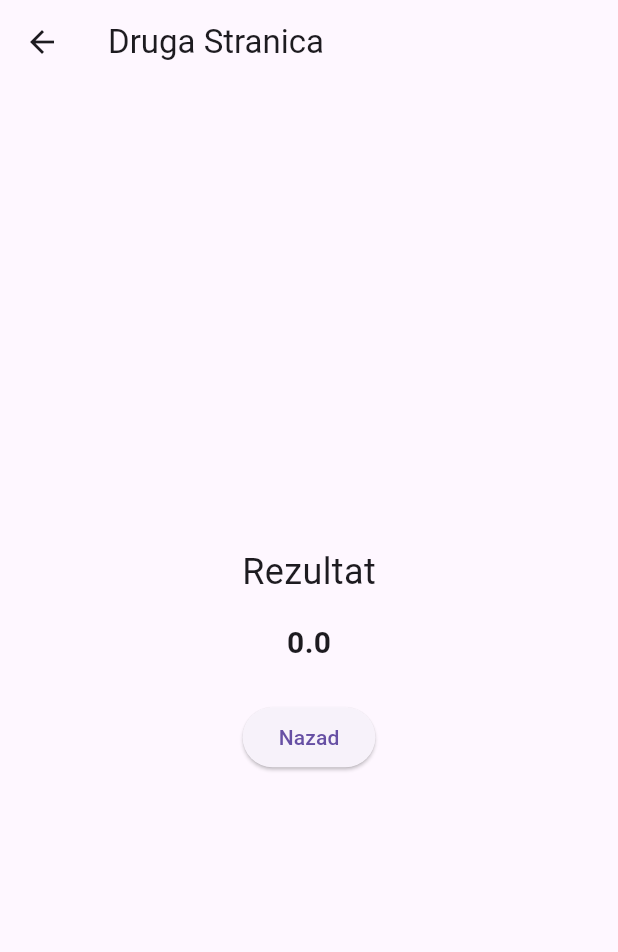
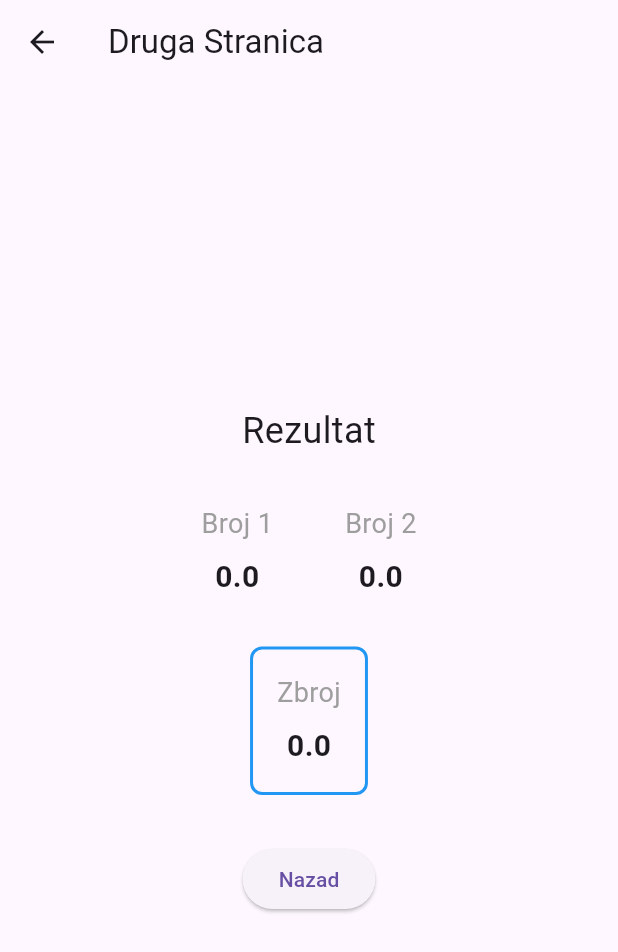
Before and after one commit to tojaku-classroom/flutter-platforma-3, a Flutter app: the SecondScreen screen opened directly with empty values, on a phone screen of 412 x 824 dp. Shown: the top 952 px of the screen. Run offline on Flutter 3.47's test engine with Material 3 defaults, Android fonts, the light colour scheme and no system bars.

Commit message:
Uređivanje rezultata

```diff
--- a/lib/main.dart
+++ b/lib/main.dart
@@ -127,10 +127,23 @@ class SecondScreen extends StatelessWidget {
 
   const SecondScreen({super.key, required this.number1, required this.number2});
 
+  double get sum => number1 + number2;
+
+  Widget _buildResultItem(String label, double value) {
+    return Column(
+      children: [
+        Text(label, style: const TextStyle(fontSize: 18, color: Colors.grey)),
+        const SizedBox(height: 8),
+        Text(
+          '$value',
+          style: const TextStyle(fontSize: 20, fontWeight: FontWeight.bold),
+        ),
+      ],
+    );
+  }
+
   @override
   Widget build(BuildContext context) {
-    double sum = number1 + number2;
-
     return Scaffold(
       appBar: AppBar(title: const Text('Druga Stranica')),
       body: Center(
@@ -138,12 +151,25 @@ class SecondScreen extends StatelessWidget {
           mainAxisAlignment: MainAxisAlignment.center,
           children: [
             const Text('Rezultat', style: TextStyle(fontSize: 24)),
-            const SizedBox(height: 16),
-            Text(
-              '$sum',
-              style: const TextStyle(fontSize: 20, fontWeight: FontWeight.bold),
+            const SizedBox(height: 32),
+            Row(
+              mainAxisAlignment: MainAxisAlignment.center,
+              children: [
+                _buildResultItem('Broj 1', number1),
+                const SizedBox(width: 48),
+                _buildResultItem('Broj 2', number2),
+              ],
             ),
-            const SizedBox(height: 24),
+            const SizedBox(height: 32),
+            Container(
+              padding: const EdgeInsets.all(16),
+              decoration: BoxDecoration(
+                border: Border.all(color: Colors.blue, width: 2),
+                borderRadius: BorderRadius.circular(8)
+              ),
+              child: _buildResultItem('Zbroj', sum),
+            ),
+            const SizedBox(height: 32),
             ElevatedButton(
               onPressed: () {
                 Navigator.pop(context);
```
